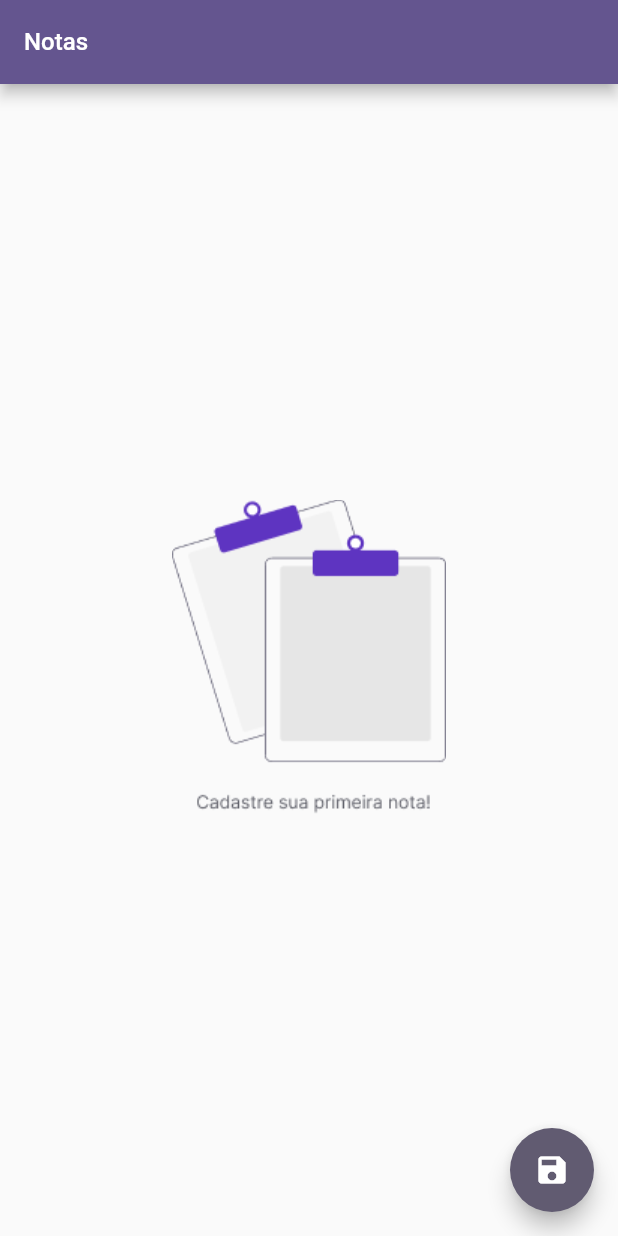
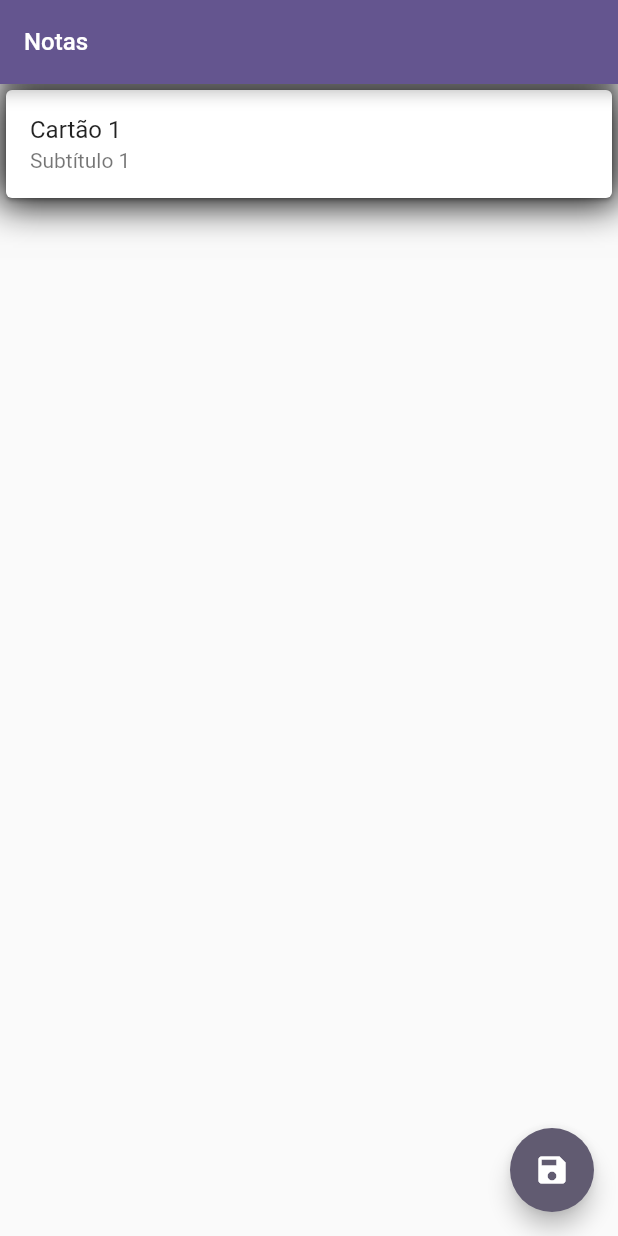
Before and after one commit to qedrohenrique/seton, a Flutter app: the screen it shows after launch, on a phone screen of 412 x 824 dp. Run offline on Flutter 3.47's test engine with Material 3 defaults, Android fonts, the phone set to English and light mode, and no system bars.

Commit message:
chore: notes_card

```diff
--- /dev/null
+++ b/lib/ui/components/notes_card.dart
@@ -0,0 +1,30 @@
+import 'package:flutter/material.dart';
+
+class NotesCard extends StatelessWidget {
+  const NotesCard({super.key});
+
+  @override
+  Widget build(BuildContext context) {
+    return Container(
+      decoration: const BoxDecoration(
+        boxShadow: [
+          BoxShadow(
+            color: Colors.black,
+            blurRadius: 20.0,
+          )
+        ]
+      ),
+      child: const Card(
+          child: Column(
+            mainAxisSize: MainAxisSize.min,
+            children: <Widget>[
+              ListTile(
+                title: Text('Cartão 1'),
+                subtitle: Text('Subtítulo 1'),
+              )
+            ],
+          )
+      )
+    );
+  }
+}
--- a/lib/ui/pages/home_page.dart
+++ b/lib/ui/pages/home_page.dart
@@ -2,6 +2,8 @@ import 'package:flutter/material.dart';
 import 'package:notas/ui/components/notes_app_bar.dart';
 import 'package:notas/ui/components/notes_empty_state.dart';
 import 'package:notas/ui/components/notes_floating_button.dart';
+
+import '../components/notes_card.dart';
 
 class HomePage extends StatelessWidget {
   const HomePage({super.key});
@@ -12,10 +14,12 @@ class HomePage extends StatelessWidget {
     final creatingNote = false;
     final icon = creatingNote ? Icons.add : Icons.save;
 
+    final notes = ['asd'];
+
     return Scaffold(
       appBar: const NotesAppBar(title: 'Notas'),
       floatingActionButton: NotesFloatingButton(buttonIcon: icon),
-      body: const Center(child: NotesEmptyState())
+      body: notes.isEmpty ? const Center(child: NotesEmptyState()) : const NotesCard()
     );
   }
 }
```
